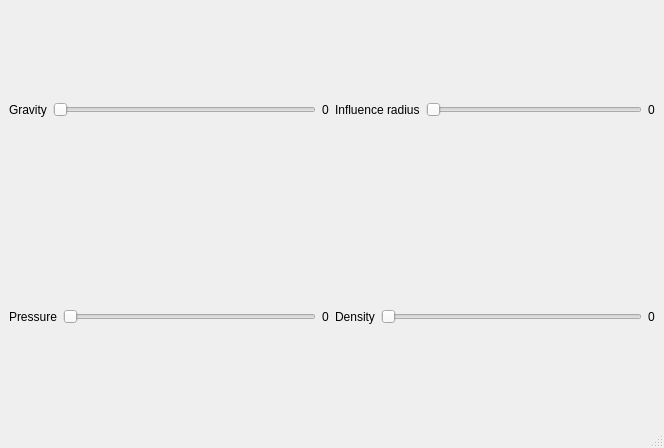
Before: the Qt Designer form mainwindow.ui in brenaut1u/CppFluidSimulator, drawn with Qt 5.
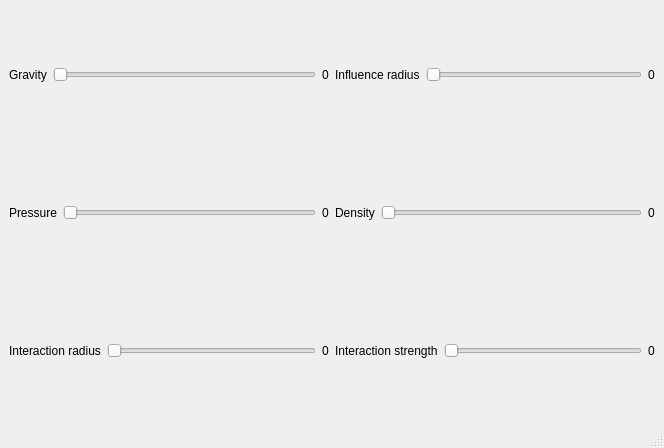
After: the same form once the commit is applied.

Diff of the .ui file:
```diff
--- a/mainwindow.ui
+++ b/mainwindow.ui
@@ -74,6 +74,31 @@
             </item>
            </layout>
           </item>
+          <item>
+           <layout class="QHBoxLayout" name="horizontalInteractionRadius">
+            <item>
+             <widget class="QLabel" name="labelInteractionRadius">
+              <property name="text">
+               <string>Interaction radius</string>
+              </property>
+             </widget>
+            </item>
+            <item>
+             <widget class="QSlider" name="InteractionRadiusSlider">
+              <property name="orientation">
+               <enum>Qt::Horizontal</enum>
+              </property>
+             </widget>
+            </item>
+            <item>
+             <widget class="QLabel" name="labelInteractionRadiusValue">
+              <property name="text">
+               <string>0</string>
+              </property>
+             </widget>
+            </item>
+           </layout>
+          </item>
          </layout>
         </item>
         <item>
@@ -131,6 +156,31 @@
             </item>
            </layout>
           </item>
+          <item>
+           <layout class="QHBoxLayout" name="horizontalLayoutInteractionStrength">
+            <item>
+             <widget class="QLabel" name="labelInteractionStrength">
+              <property name="text">
+               <string>Interaction strength</string>
+              </property>
+             </widget>
+            </item>
+            <item>
+             <widget class="QSlider" name="InteractionStrengthSlider">
+              <property name="orientation">
+               <enum>Qt::Horizontal</enum>
+              </property>
+             </widget>
+            </item>
+            <item>
+             <widget class="QLabel" name="labelInteractionStrengthValue">
+              <property name="text">
+               <string>0</string>
+              </property>
+             </widget>
+            </item>
+           </layout>
+          </item>
          </layout>
         </item>
        </layout>
```
